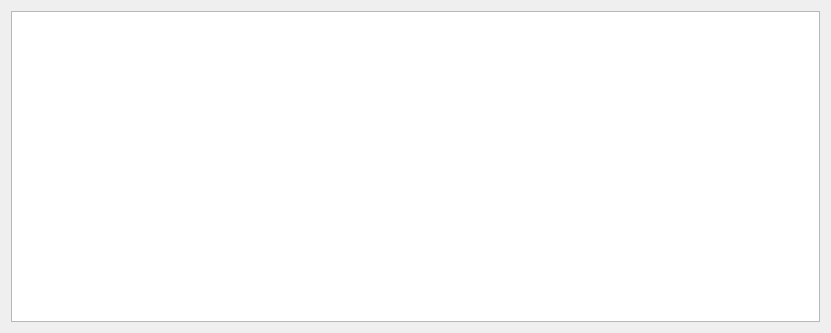
Above: src/avroutputdialog.ui from xhorizont/eepe before the change. Below: the same form after it.
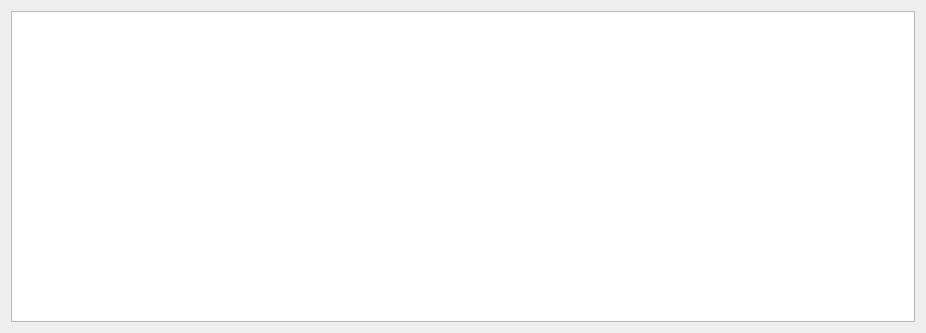
That is the form after the change. Icons and pictures are not drawn.

What changed in the file:
```diff
--- a/src/avroutputdialog.ui
+++ b/src/avroutputdialog.ui
@@ -6,7 +6,7 @@
    <rect>
     <x>0</x>
     <y>0</y>
-    <width>831</width>
+    <width>926</width>
     <height>333</height>
    </rect>
   </property>
```
